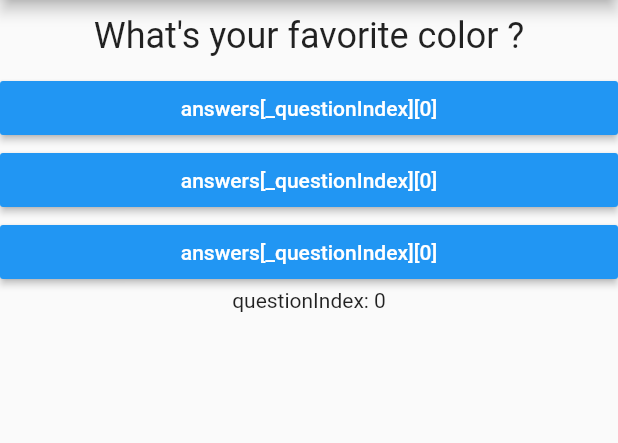
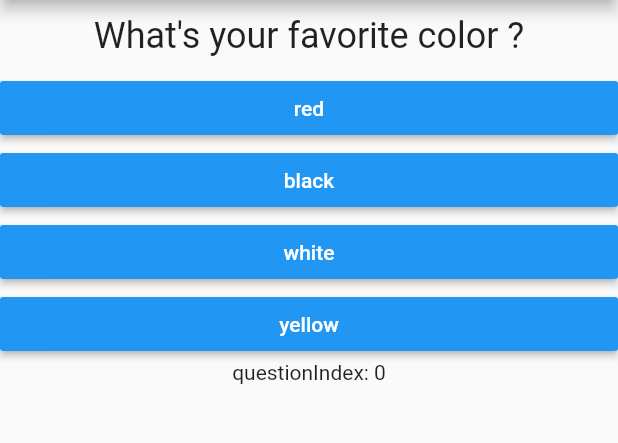
Before and after one commit to boyk0/first-flutter-app, a Flutter app: the screen it shows after launch, on a phone screen of 412 x 824 dp, the part 84-527 px from its top. Run offline on Flutter 3.47's test engine with Material 2 defaults, Android fonts, the phone set to English and light mode, and no system bars.

Commit message:
transform Answer widget

```diff
--- a/lib/answer.dart
+++ b/lib/answer.dart
@@ -2,8 +2,9 @@ import 'package:flutter/material.dart';
 
 class Answer extends StatelessWidget {
   final Function selectHandler;
+  final String answerText;
 
-  Answer(this.selectHandler);
+  Answer(this.selectHandler, this.answerText);
 
   @override
   Widget build(BuildContext context) {
@@ -12,7 +13,7 @@ class Answer extends StatelessWidget {
       child: RaisedButton(
         color: Colors.blue,
         textColor: Colors.white,
-        child: Text('answers[_questionIndex][0]'),
+        child: Text(answerText),
         onPressed: selectHandler,
       ),
     );
--- a/lib/main.dart
+++ b/lib/main.dart
@@ -24,13 +24,18 @@ class _MyAppState extends State<MyApp> {
   Widget build(BuildContext context) {
 
     var questions = [
-      'What\'s your favorite color ?',
-      'What\'s your favorite animal ?',
-    ];
-
-    var answers = [
-      ['red', 'black', 'white'],
-      ['cat', 'dog', 'fish'],
+      {
+        'questionText': 'What\'s your favorite color ?',
+        'answers': ['red', 'black', 'white', 'yellow'],
+      },
+      {
+        'questionText': 'What\'s your favorite animal ?',
+        'answers': ['cat', 'dog', 'fish'],
+      },
+      {
+        'questionText': 'What\'s your favorite food ?',
+        'answers': ['pizza', 'pizza', 'pizza', 'pizza'],
+      },
     ];
 
     return MaterialApp(
@@ -40,10 +45,10 @@ class _MyAppState extends State<MyApp> {
         ),
         body: Column(
           children: [
-            Question(questions.elementAt(_questionIndex)),
-            Answer(_answerQuestion),
-            Answer(_answerQuestion),
-            Answer(_answerQuestion),
+            Question(questions[_questionIndex]['questionText']),
+            ...(questions[_questionIndex]['answers'] as List<String>).map((answer) {
+              return Answer(_answerQuestion, answer);
+            }).toList(),
             Text('questionIndex: ${_questionIndex}'),
           ],
         ),
```
